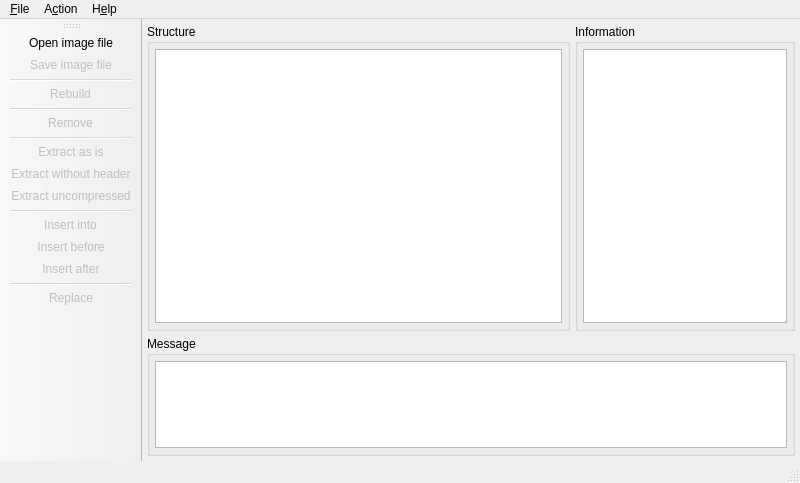
The window that uefitool.ui (LongSoft/UEFITool) describes before a commit, drawn with Qt 5.
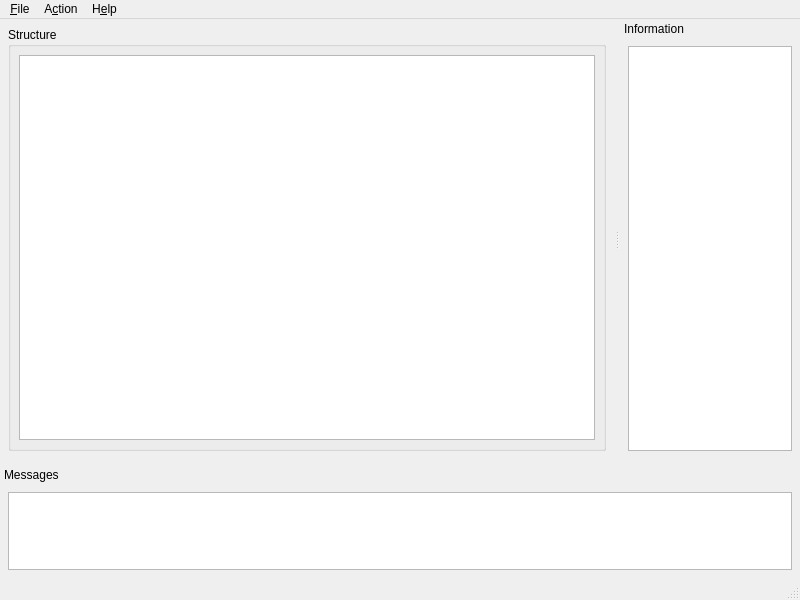
The same window after the commit.

```diff
--- a/uefitool.ui
+++ b/uefitool.ui
@@ -7,7 +7,7 @@
     <x>0</x>
     <y>0</y>
     <width>800</width>
-    <height>483</height>
+    <height>600</height>
    </rect>
   </property>
   <property name="sizePolicy">
@@ -24,38 +24,38 @@
   </property>
   <widget class="QWidget" name="centralWidget">
    <property name="sizePolicy">
-    <sizepolicy hsizetype="Fixed" vsizetype="Fixed">
+    <sizepolicy hsizetype="Expanding" vsizetype="Expanding">
      <horstretch>0</horstretch>
      <verstretch>0</verstretch>
     </sizepolicy>
    </property>
-   <layout class="QGridLayout" name="gridLayout_2">
-    <property name="margin">
-     <number>5</number>
-    </property>
+   <layout class="QHBoxLayout" name="horizontalLayout">
     <property name="spacing">
      <number>5</number>
     </property>
-    <item row="0" column="0">
-     <widget class="QGroupBox" name="structureGroupBox">
-      <property name="sizePolicy">
-       <sizepolicy hsizetype="Expanding" vsizetype="Expanding">
-        <horstretch>0</horstretch>
-        <verstretch>0</verstretch>
-       </sizepolicy>
-      </property>
+    <property name="margin">
+     <number>8</number>
+    </property>
+    <item>
+     <widget class="QGroupBox" name="groupBox">
       <property name="title">
        <string>Structure</string>
       </property>
-      <layout class="QGridLayout" name="gridLayout">
-       <property name="margin">
-        <number>5</number>
-       </property>
+      <layout class="QHBoxLayout" name="horizontalLayout_3">
        <property name="spacing">
         <number>5</number>
        </property>
-       <item row="0" column="0" colspan="2">
+       <property name="margin">
+        <number>8</number>
+       </property>
+       <item>
         <widget class="QTreeView" name="structureTreeView">
+         <property name="sizePolicy">
+          <sizepolicy hsizetype="Expanding" vsizetype="Expanding">
+           <horstretch>0</horstretch>
+           <verstretch>0</verstretch>
+          </sizepolicy>
+         </property>
          <property name="indentation">
           <number>10</number>
          </property>
@@ -76,115 +76,9 @@
       </layout>
      </widget>
     </item>
-    <item row="0" column="1">
-     <widget class="QGroupBox" name="infoGroupBox">
-      <property name="sizePolicy">
-       <sizepolicy hsizetype="Minimum" vsizetype="Minimum">
-        <horstretch>0</horstretch>
-        <verstretch>0</verstretch>
-       </sizepolicy>
-      </property>
-      <property name="maximumSize">
-       <size>
-        <width>220</width>
-        <height>16777215</height>
-       </size>
-      </property>
-      <property name="title">
-       <string>Information</string>
-      </property>
-      <layout class="QVBoxLayout" name="verticalLayout">
-       <property name="spacing">
-        <number>5</number>
-       </property>
-       <property name="margin">
-        <number>5</number>
-       </property>
-       <item>
-        <widget class="QPlainTextEdit" name="infoEdit">
-         <property name="sizePolicy">
-          <sizepolicy hsizetype="Expanding" vsizetype="Expanding">
-           <horstretch>0</horstretch>
-           <verstretch>0</verstretch>
-          </sizepolicy>
-         </property>
-         <property name="undoRedoEnabled">
-          <bool>false</bool>
-         </property>
-         <property name="readOnly">
-          <bool>true</bool>
-         </property>
-         <property name="centerOnScroll">
-          <bool>false</bool>
-         </property>
-        </widget>
-       </item>
-      </layout>
-     </widget>
-    </item>
-    <item row="1" column="0" colspan="2">
-     <widget class="QGroupBox" name="messageGroupBox">
-      <property name="sizePolicy">
-       <sizepolicy hsizetype="Expanding" vsizetype="Fixed">
-        <horstretch>0</horstretch>
-        <verstretch>0</verstretch>
-       </sizepolicy>
-      </property>
-      <property name="maximumSize">
-       <size>
-        <width>16777215</width>
-        <height>120</height>
-       </size>
-      </property>
-      <property name="title">
-       <string>Message</string>
-      </property>
-      <layout class="QHBoxLayout" name="horizontalLayout">
-       <property name="spacing">
-        <number>5</number>
-       </property>
-       <property name="margin">
-        <number>5</number>
-       </property>
-       <item>
-        <widget class="QListWidget" name="messageListWidget"/>
-       </item>
-      </layout>
-     </widget>
-    </item>
    </layout>
   </widget>
   <widget class="QStatusBar" name="statusBar"/>
-  <widget class="QToolBar" name="toolBar">
-   <property name="enabled">
-    <bool>true</bool>
-   </property>
-   <property name="windowTitle">
-    <string>toolBar</string>
-   </property>
-   <attribute name="toolBarArea">
-    <enum>LeftToolBarArea</enum>
-   </attribute>
-   <attribute name="toolBarBreak">
-    <bool>false</bool>
-   </attribute>
-   <addaction name="actionOpenImageFile"/>
-   <addaction name="actionSaveImageFile"/>
-   <addaction name="separator"/>
-   <addaction name="actionRebuild"/>
-   <addaction name="separator"/>
-   <addaction name="actionRemove"/>
-   <addaction name="separator"/>
-   <addaction name="actionExtract"/>
-   <addaction name="actionExtractBody"/>
-   <addaction name="actionExtractUncompressed"/>
-   <addaction name="separator"/>
-   <addaction name="actionInsertInto"/>
-   <addaction name="actionInsertBefore"/>
-   <addaction name="actionInsertAfter"/>
-   <addaction name="separator"/>
-   <addaction name="actionReplace"/>
-  </widget>
   <widget class="QMenuBar" name="menuBar">
    <property name="geometry">
     <rect>
@@ -246,6 +140,97 @@
    <addaction name="menuAction"/>
    <addaction name="menuHelp"/>
   </widget>
+  <widget class="QDockWidget" name="infoDockWidget">
+   <property name="minimumSize">
+    <size>
+     <width>89</width>
+     <height>111</height>
+    </size>
+   </property>
+   <property name="maximumSize">
+    <size>
+     <width>180</width>
+     <height>524287</height>
+    </size>
+   </property>
+   <property name="features">
+    <set>QDockWidget::DockWidgetMovable</set>
+   </property>
+   <property name="allowedAreas">
+    <set>Qt::LeftDockWidgetArea|Qt::RightDockWidgetArea</set>
+   </property>
+   <property name="windowTitle">
+    <string>Information</string>
+   </property>
+   <attribute name="dockWidgetArea">
+    <number>2</number>
+   </attribute>
+   <widget class="QWidget" name="dockWidgetContents">
+    <layout class="QHBoxLayout" name="horizontalLayout_2">
+     <property name="spacing">
+      <number>5</number>
+     </property>
+     <property name="margin">
+      <number>8</number>
+     </property>
+     <item>
+      <widget class="QPlainTextEdit" name="infoEdit">
+       <property name="acceptDrops">
+        <bool>false</bool>
+       </property>
+       <property name="undoRedoEnabled">
+        <bool>false</bool>
+       </property>
+       <property name="readOnly">
+        <bool>true</bool>
+       </property>
+       <property name="centerOnScroll">
+        <bool>false</bool>
+       </property>
+      </widget>
+     </item>
+    </layout>
+   </widget>
+  </widget>
+  <widget class="QDockWidget" name="messageDockWidget">
+   <property name="minimumSize">
+    <size>
+     <width>91</width>
+     <height>113</height>
+    </size>
+   </property>
+   <property name="maximumSize">
+    <size>
+     <width>524287</width>
+     <height>113</height>
+    </size>
+   </property>
+   <property name="features">
+    <set>QDockWidget::DockWidgetMovable</set>
+   </property>
+   <property name="allowedAreas">
+    <set>Qt::BottomDockWidgetArea|Qt::TopDockWidgetArea</set>
+   </property>
+   <property name="windowTitle">
+    <string>Messages</string>
+   </property>
+   <attribute name="dockWidgetArea">
+    <number>8</number>
+   </attribute>
+   <widget class="QWidget" name="dockWidgetContents_2">
+    <layout class="QVBoxLayout" name="verticalLayout_3">
+     <property name="spacing">
+      <number>5</number>
+     </property>
+     <property name="margin">
+      <number>8</number>
+     </property>
+     <item>
+      <widget class="QListWidget" name="messageListWidget"/>
+     </item>
+    </layout>
+   </widget>
+  </widget>
   <action name="actionInsertAfter">
    <property name="enabled">
     <bool>false</bool>
```
Left out of the diff: 4 changed lines with no effect on the pictures.
